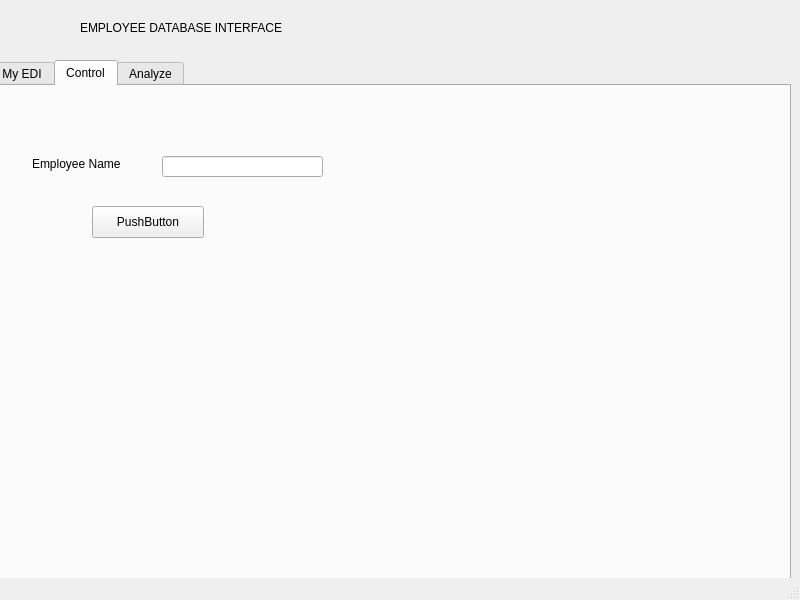
The window that EDI/windowmaincontainer.ui (katietrom11392/EDI) describes before a commit, drawn with Qt 5.
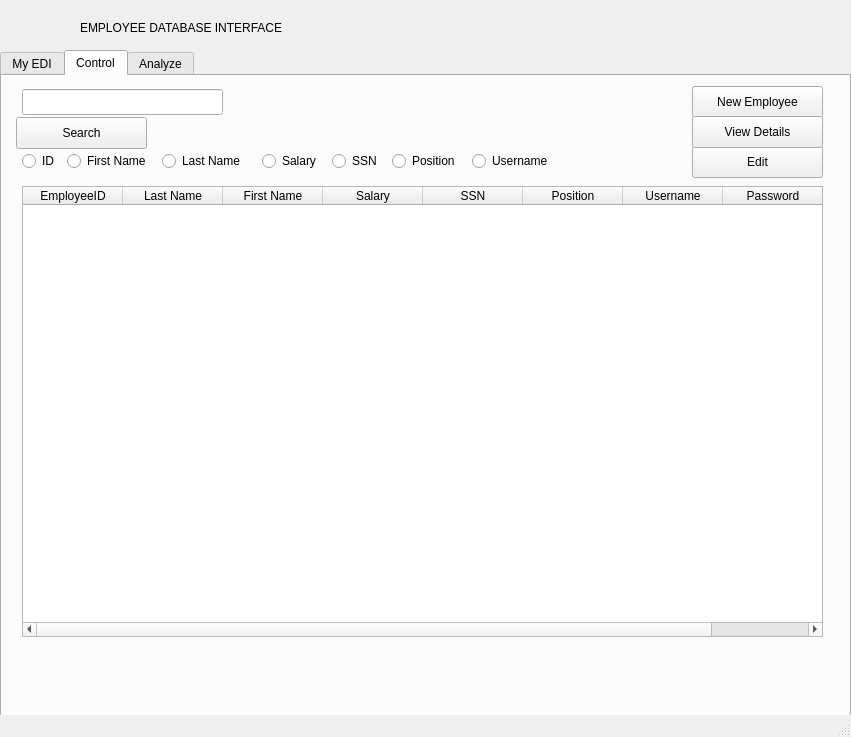
The same window after the commit. The open tabs and pages were chosen to show the change. Icons and pictures are not drawn.

Commit message: Control Tab DB

The edit to the form file:
```diff
--- a/EDI/windowmaincontainer.ui
+++ b/EDI/windowmaincontainer.ui
@@ -2,12 +2,15 @@
 <ui version="4.0">
  <class>WindowMainContainer</class>
  <widget class="QMainWindow" name="WindowMainContainer">
+  <property name="enabled">
+   <bool>true</bool>
+  </property>
   <property name="geometry">
    <rect>
     <x>0</x>
     <y>0</y>
-    <width>800</width>
-    <height>600</height>
+    <width>851</width>
+    <height>737</height>
    </rect>
   </property>
   <property name="windowTitle">
@@ -17,10 +20,10 @@
    <widget class="QTabWidget" name="tabWidget">
     <property name="geometry">
      <rect>
-      <x>-10</x>
-      <y>60</y>
-      <width>801</width>
-      <height>521</height>
+      <x>0</x>
+      <y>50</y>
+      <width>851</width>
+      <height>731</height>
      </rect>
     </property>
     <property name="currentIndex">
@@ -139,37 +142,207 @@
      <widget class="QPushButton" name="pushButton_2">
       <property name="geometry">
        <rect>
-        <x>100</x>
-        <y>120</y>
-        <width>112</width>
+        <x>690</x>
+        <y>10</y>
+        <width>131</width>
         <height>32</height>
        </rect>
       </property>
       <property name="text">
-       <string>PushButton</string>
+       <string>New Employee</string>
       </property>
      </widget>
-     <widget class="QLabel" name="label_7">
+     <widget class="QLineEdit" name="lineEdit_search">
       <property name="geometry">
        <rect>
-        <x>40</x>
-        <y>70</y>
-        <width>101</width>
-        <height>16</height>
+        <x>20</x>
+        <y>13</y>
+        <width>201</width>
+        <height>26</height>
        </rect>
       </property>
       <property name="text">
-       <string>Employee Name</string>
+       <string/>
       </property>
      </widget>
-     <widget class="QLineEdit" name="lineEdit">
+     <widget class="QTableWidget" name="tableWidget_db">
       <property name="geometry">
        <rect>
-        <x>170</x>
+        <x>20</x>
+        <y>110</y>
+        <width>801</width>
+        <height>451</height>
+       </rect>
+      </property>
+      <column>
+       <property name="text">
+        <string>EmployeeID</string>
+       </property>
+      </column>
+      <column>
+       <property name="text">
+        <string>Last Name</string>
+       </property>
+      </column>
+      <column>
+       <property name="text">
+        <string>First Name</string>
+       </property>
+      </column>
+      <column>
+       <property name="text">
+        <string>Salary</string>
+       </property>
+      </column>
+      <column>
+       <property name="text">
+        <string>SSN</string>
+       </property>
+      </column>
+      <column>
+       <property name="text">
+        <string>Position</string>
+       </property>
+      </column>
+      <column>
+       <property name="text">
+        <string>Username</string>
+       </property>
+      </column>
+      <column>
+       <property name="text">
+        <string>Password</string>
+       </property>
+      </column>
+     </widget>
+     <widget class="QRadioButton" name="radioButton">
+      <property name="geometry">
+       <rect>
+        <x>20</x>
+        <y>75</y>
+        <width>41</width>
+        <height>20</height>
+       </rect>
+      </property>
+      <property name="text">
+       <string>ID</string>
+      </property>
+     </widget>
+     <widget class="QRadioButton" name="radioButton_2">
+      <property name="geometry">
+       <rect>
+        <x>65</x>
+        <y>75</y>
+        <width>91</width>
+        <height>20</height>
+       </rect>
+      </property>
+      <property name="text">
+       <string>First Name</string>
+      </property>
+     </widget>
+     <widget class="QRadioButton" name="radioButton_3">
+      <property name="geometry">
+       <rect>
+        <x>160</x>
+        <y>75</y>
+        <width>91</width>
+        <height>20</height>
+       </rect>
+      </property>
+      <property name="text">
+       <string>Last Name</string>
+      </property>
+     </widget>
+     <widget class="QRadioButton" name="radioButton_4">
+      <property name="geometry">
+       <rect>
+        <x>260</x>
+        <y>75</y>
+        <width>61</width>
+        <height>20</height>
+       </rect>
+      </property>
+      <property name="text">
+       <string>Salary</string>
+      </property>
+     </widget>
+     <widget class="QRadioButton" name="radioButton_5">
+      <property name="geometry">
+       <rect>
+        <x>330</x>
+        <y>75</y>
+        <width>51</width>
+        <height>20</height>
+       </rect>
+      </property>
+      <property name="text">
+       <string>SSN</string>
+      </property>
+     </widget>
+     <widget class="QRadioButton" name="radioButton_6">
+      <property name="geometry">
+       <rect>
+        <x>390</x>
+        <y>75</y>
+        <width>71</width>
+        <height>20</height>
+       </rect>
+      </property>
+      <property name="text">
+       <string>Position</string>
+      </property>
+     </widget>
+     <widget class="QRadioButton" name="radioButton_7">
+      <property name="geometry">
+       <rect>
+        <x>470</x>
+        <y>75</y>
+        <width>91</width>
+        <height>20</height>
+       </rect>
+      </property>
+      <property name="text">
+       <string>Username</string>
+      </property>
+     </widget>
+     <widget class="QPushButton" name="pushButton_addEmployee_3">
+      <property name="geometry">
+       <rect>
+        <x>690</x>
         <y>70</y>
-        <width>161</width>
-        <height>21</height>
+        <width>131</width>
+        <height>32</height>
        </rect>
+      </property>
+      <property name="text">
+       <string>Edit</string>
+      </property>
+     </widget>
+     <widget class="QPushButton" name="pushButton_addEmployee_4">
+      <property name="geometry">
+       <rect>
+        <x>690</x>
+        <y>40</y>
+        <width>131</width>
+        <height>32</height>
+       </rect>
+      </property>
+      <property name="text">
+       <string>View Details</string>
+      </property>
+     </widget>
+     <widget class="QPushButton" name="pushButton_addEmployee_2">
+      <property name="geometry">
+       <rect>
+        <x>14</x>
+        <y>41</y>
+        <width>131</width>
+        <height>32</height>
+       </rect>
+      </property>
+      <property name="text">
+       <string>Search</string>
       </property>
      </widget>
     </widget>
```
Left out of the diff: 16 changed lines with no effect on the pictures. The commit also changes 4 other files.
